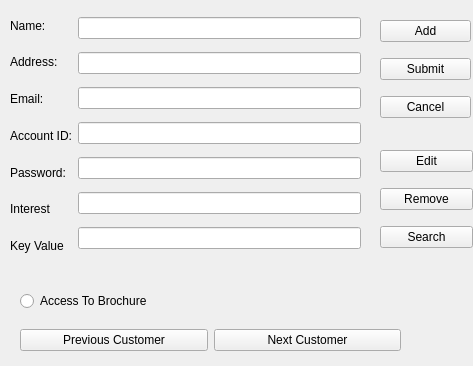
Above: CS1C-Project-Master/customeraddressbook.ui from AustinVaday/CS1C-Class-Project before the change. Below: the same form after it.
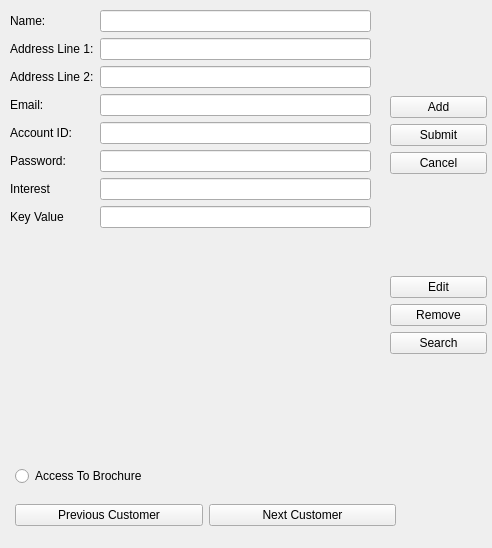
That is the form after the change.

Diff of the .ui file:
```diff
--- a/CS1C-Project-Master/customeraddressbook.ui
+++ b/CS1C-Project-Master/customeraddressbook.ui
@@ -6,8 +6,8 @@
    <rect>
     <x>0</x>
     <y>0</y>
-    <width>473</width>
-    <height>366</height>
+    <width>492</width>
+    <height>548</height>
    </rect>
   </property>
   <property name="windowTitle">
@@ -18,13 +18,19 @@
     <rect>
      <x>10</x>
      <y>10</y>
-     <width>351</width>
-     <height>251</height>
+     <width>361</width>
+     <height>406</height>
     </rect>
    </property>
-   <layout class="QHBoxLayout" name="InputLayout">
+   <layout class="QHBoxLayout" name="horizontalLayout">
+    <property name="sizeConstraint">
+     <enum>QLayout::SetMaximumSize</enum>
+    </property>
     <item>
-     <layout class="QVBoxLayout" name="inputLabels">
+     <layout class="QVBoxLayout" name="verticalLayout_2" stretch="0,0,0,0,0,0,0,0">
+      <property name="sizeConstraint">
+       <enum>QLayout::SetFixedSize</enum>
+      </property>
       <item>
        <widget class="QLabel" name="label">
         <property name="text">
@@ -35,12 +41,19 @@
       <item>
        <widget class="QLabel" name="CustomerAddress">
         <property name="text">
-         <string>Address:</string>
+         <string>Address Line 1:</string>
         </property>
        </widget>
       </item>
       <item>
-       <widget class="QLabel" name="label_2">
+       <widget class="QLabel" name="LABEL_addressLine2">
+        <property name="text">
+         <string>Address Line 2:</string>
+        </property>
+       </widget>
+      </item>
+      <item>
+       <widget class="QLabel" name="LABEL_Email">
         <property name="text">
          <string>Email:</string>
         </property>
@@ -97,85 +110,22 @@
        <widget class="QLineEdit" name="interestEdit"/>
       </item>
       <item>
-       <widget class="QLineEdit" name="keyValueEdit"/>
+       <widget class="QLineEdit" name="EDIT_interest"/>
+      </item>
+      <item>
+       <widget class="QLineEdit" name="EDIT_value"/>
       </item>
      </layout>
     </item>
    </layout>
   </widget>
-  <widget class="QWidget" name="layoutWidget">
-   <property name="geometry">
-    <rect>
-     <x>380</x>
-     <y>10</y>
-     <width>91</width>
-     <height>121</height>
-    </rect>
-   </property>
-   <layout class="QVBoxLayout" name="addSubmitCancelLayout">
-    <item>
-     <widget class="QPushButton" name="addButton">
-      <property name="text">
-       <string>Add</string>
-      </property>
-     </widget>
-    </item>
-    <item>
-     <widget class="QPushButton" name="submitButton">
-      <property name="text">
-       <string>Submit</string>
-      </property>
-     </widget>
-    </item>
-    <item>
-     <widget class="QPushButton" name="cancelButton">
-      <property name="text">
-       <string>Cancel</string>
-      </property>
-     </widget>
-    </item>
-   </layout>
-  </widget>
-  <widget class="QWidget" name="layoutWidget">
-   <property name="geometry">
-    <rect>
-     <x>380</x>
-     <y>140</y>
-     <width>93</width>
-     <height>121</height>
-    </rect>
-   </property>
-   <layout class="QVBoxLayout" name="EditRemoveSearch">
-    <item>
-     <widget class="QPushButton" name="editButton">
-      <property name="text">
-       <string>Edit</string>
-      </property>
-     </widget>
-    </item>
-    <item>
-     <widget class="QPushButton" name="removeButton">
-      <property name="text">
-       <string>Remove</string>
-      </property>
-     </widget>
-    </item>
-    <item>
-     <widget class="QPushButton" name="searchButton">
-      <property name="text">
-       <string>Search</string>
-      </property>
-     </widget>
-    </item>
-   </layout>
-  </widget>
   <widget class="QLabel" name="warningLabel">
    <property name="geometry">
     <rect>
-     <x>0</x>
-     <y>260</y>
-     <width>391</width>
-     <height>31</height>
+     <x>15</x>
+     <y>420</y>
+     <width>376</width>
+     <height>30</height>
     </rect>
    </property>
    <property name="text">
@@ -185,8 +135,8 @@
   <widget class="QWidget" name="layoutWidget">
    <property name="geometry">
     <rect>
-     <x>20</x>
-     <y>320</y>
+     <x>15</x>
+     <y>495</y>
      <width>381</width>
      <height>41</height>
     </rect>
@@ -211,8 +161,8 @@
   <widget class="QWidget" name="layoutWidget">
    <property name="geometry">
     <rect>
-     <x>20</x>
-     <y>290</y>
+     <x>15</x>
+     <y>465</y>
      <width>287</width>
      <height>22</height>
     </rect>
@@ -227,6 +177,68 @@
     </item>
    </layout>
   </widget>
+  <widget class="QWidget" name="">
+   <property name="geometry">
+    <rect>
+     <x>390</x>
+     <y>0</y>
+     <width>97</width>
+     <height>451</height>
+    </rect>
+   </property>
+   <layout class="QVBoxLayout" name="verticalLayout_3">
+    <item>
+     <layout class="QVBoxLayout" name="addSubmitCancelLayout">
+      <item>
+       <widget class="QPushButton" name="addButton">
+        <property name="text">
+         <string>Add</string>
+        </property>
+       </widget>
+      </item>
+      <item>
+       <widget class="QPushButton" name="submitButton">
+        <property name="text">
+         <string>Submit</string>
+        </property>
+       </widget>
+      </item>
+      <item>
+       <widget class="QPushButton" name="cancelButton">
+        <property name="text">
+         <string>Cancel</string>
+        </property>
+       </widget>
+      </item>
+     </layout>
+    </item>
+    <item>
+     <layout class="QVBoxLayout" name="EditRemoveSearch">
+      <item>
+       <widget class="QPushButton" name="editButton">
+        <property name="text">
+         <string>Edit</string>
+        </property>
+       </widget>
+      </item>
+      <item>
+       <widget class="QPushButton" name="removeButton">
+        <property name="text">
+         <string>Remove</string>
+        </property>
+       </widget>
+      </item>
+      <item>
+       <widget class="QPushButton" name="searchButton">
+        <property name="text">
+         <string>Search</string>
+        </property>
+       </widget>
+      </item>
+     </layout>
+    </item>
+   </layout>
+  </widget>
   <zorder>layoutWidget</zorder>
   <zorder>layoutWidget</zorder>
   <zorder>layoutWidget</zorder>
```
Left out of the diff: 26 changed lines with no effect on the pictures.
